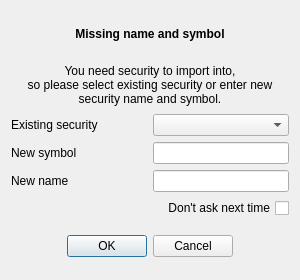
This is kmymoney/plugins/csvimport/securitydlg.ui in KDE/kmymoney as Qt 5 draws it before an edit. The edited form follows.
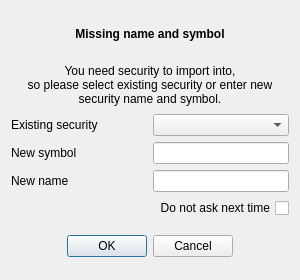
This is the edited form.

What changed in the file:
```diff
--- a/kmymoney/plugins/csvimport/securitydlg.ui
+++ b/kmymoney/plugins/csvimport/securitydlg.ui
@@ -109,7 +109,7 @@
         <enum>Qt::RightToLeft</enum>
        </property>
        <property name="text">
-        <string>Don't ask next time</string>
+        <string>Do not ask next time</string>
        </property>
       </widget>
      </item>
```
